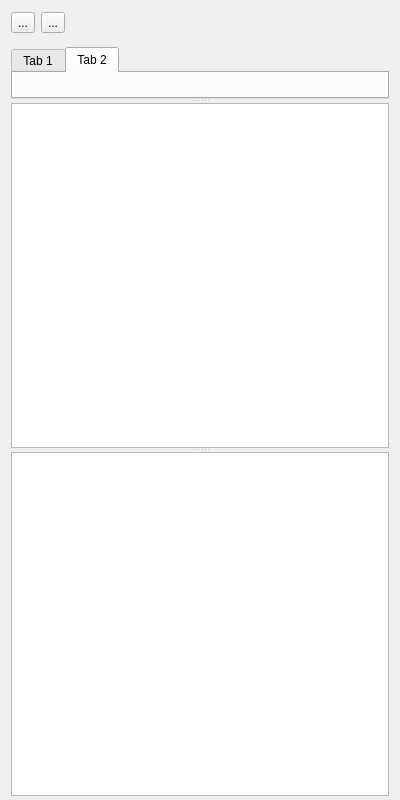
Old version of the form sources/pythonview.ui in the repository mikaelsundell/usdviewer.
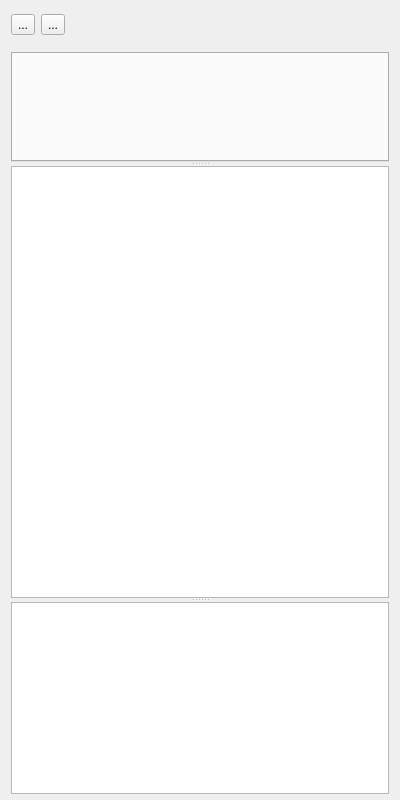
New version of the form. Custom widgets are drawn as their Qt base class.

Commit message: Improved python shelfes and error management Fixed layout resize issues for views and docs

What changed in the file:
```diff
--- a/sources/pythonview.ui
+++ b/sources/pythonview.ui
@@ -14,11 +14,14 @@
    <string>Form</string>
   </property>
   <layout class="QVBoxLayout" name="verticalLayout">
+   <property name="spacing">
+    <number>9</number>
+   </property>
    <property name="topMargin">
-    <number>4</number>
+    <number>6</number>
    </property>
    <property name="bottomMargin">
-    <number>4</number>
+    <number>6</number>
    </property>
    <item>
     <widget class="QWidget" name="widget_2" native="true">
@@ -76,7 +79,7 @@
        <verstretch>0</verstretch>
       </sizepolicy>
      </property>
-     <layout class="QVBoxLayout" name="verticalLayout_2">
+     <layout class="QVBoxLayout" name="verticalLayout_3">
       <property name="leftMargin">
        <number>0</number>
       </property>
@@ -90,35 +93,86 @@
        <number>0</number>
       </property>
       <item>
-       <widget class="QSplitter" name="splitter_2">
+       <widget class="QSplitter" name="splitter">
         <property name="orientation">
          <enum>Qt::Orientation::Vertical</enum>
         </property>
+        <property name="childrenCollapsible">
+         <bool>false</bool>
+        </property>
         <widget class="QTabWidget" name="tabWidget">
+         <property name="sizePolicy">
+          <sizepolicy hsizetype="Preferred" vsizetype="Minimum">
+           <horstretch>0</horstretch>
+           <verstretch>0</verstretch>
+          </sizepolicy>
+         </property>
+         <property name="minimumSize">
+          <size>
+           <width>0</width>
+           <height>110</height>
+          </size>
+         </property>
          <property name="currentIndex">
-          <number>1</number>
+          <number>-1</number>
          </property>
-         <widget class="QWidget" name="tab">
-          <attribute name="title">
-           <string>Tab 1</string>
-          </attribute>
-         </widget>
-         <widget class="QWidget" name="tab_2">
-          <attribute name="title">
-           <string>Tab 2</string>
-          </attribute>
-         </widget>
         </widget>
-        <widget class="QSplitter" name="splitter">
-         <property name="orientation">
-          <enum>Qt::Orientation::Vertical</enum>
+        <widget class="QWidget" name="widget_3" native="true">
+         <property name="sizePolicy">
+          <sizepolicy hsizetype="Preferred" vsizetype="Expanding">
+           <horstretch>0</horstretch>
+           <verstretch>1</verstretch>
+          </sizepolicy>
          </property>
-         <widget class="usdviewer::PythonEditor" name="pythonEditor"/>
-         <widget class="QPlainTextEdit" name="log">
-          <property name="readOnly">
-           <bool>true</bool>
+         <layout class="QVBoxLayout" name="verticalLayout_2">
+          <property name="spacing">
+           <number>0</number>
           </property>
-         </widget>
+          <property name="leftMargin">
+           <number>0</number>
+          </property>
+          <property name="topMargin">
+           <number>0</number>
+          </property>
+          <property name="rightMargin">
+           <number>0</number>
+          </property>
+          <property name="bottomMargin">
+           <number>0</number>
+          </property>
+          <item>
+           <widget class="QSplitter" name="splitter_4">
+            <property name="orientation">
+             <enum>Qt::Orientation::Vertical</enum>
+            </property>
+            <property name="childrenCollapsible">
+             <bool>false</bool>
+            </property>
+            <widget class="usdviewer::PythonEditor" name="editor">
+             <property name="sizePolicy">
+              <sizepolicy hsizetype="Expanding" vsizetype="Expanding">
+               <horstretch>0</horstretch>
+               <verstretch>1</verstretch>
+              </sizepolicy>
+             </property>
+            </widget>
+            <widget class="QPlainTextEdit" name="log">
+             <property name="sizePolicy">
+              <sizepolicy hsizetype="Expanding" vsizetype="Minimum">
+               <horstretch>0</horstretch>
+               <verstretch>0</verstretch>
+              </sizepolicy>
+             </property>
+             <property name="minimumSize">
+              <size>
+               <width>0</width>
+               <height>100</height>
+              </size>
+             </property>
+            </widget>
+           </widget>
+          </item>
+         </layout>
         </widget>
        </widget>
       </item>
```
The commit also changes 29 other files.
